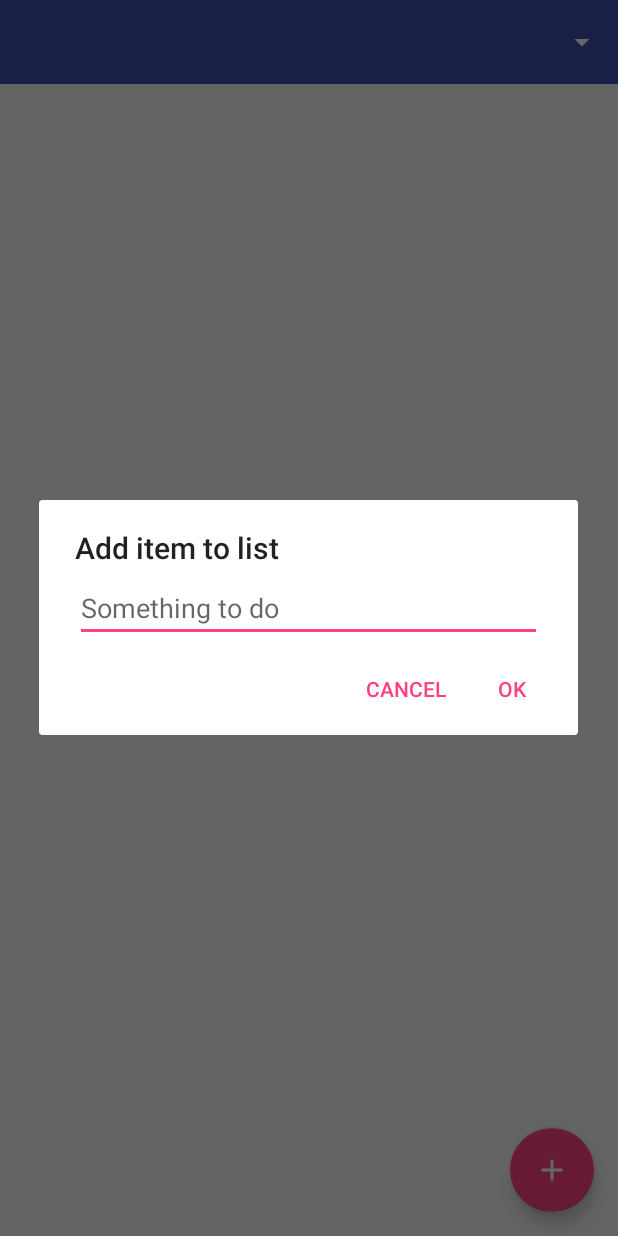
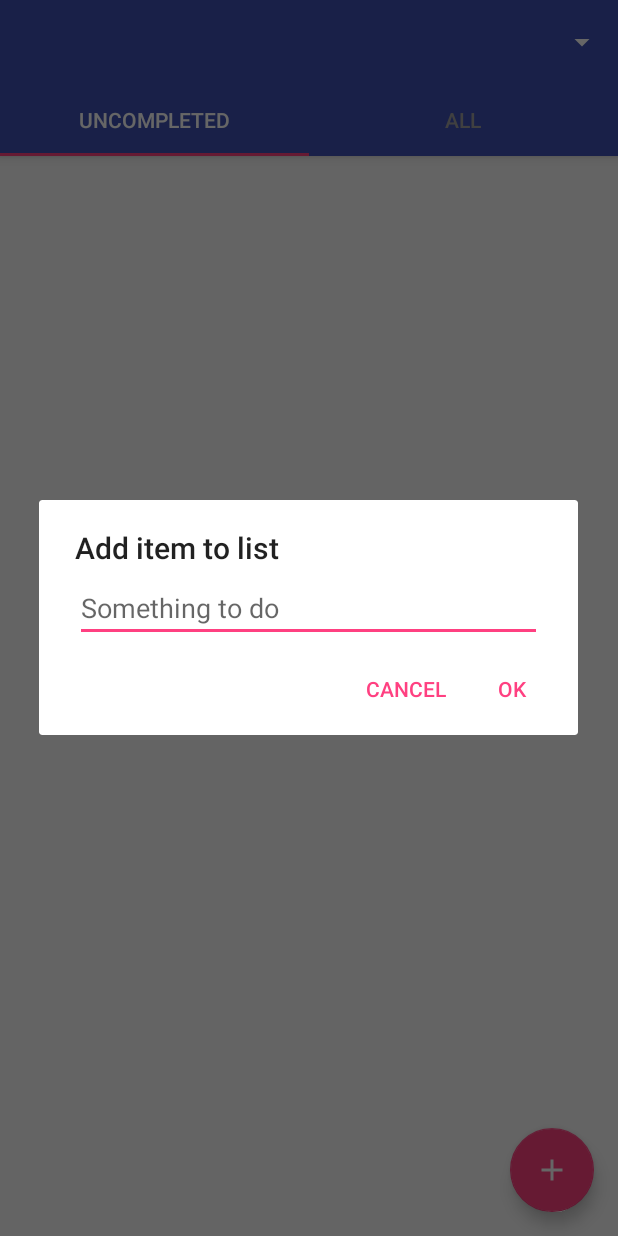
Before and after one commit to thatoddmailbox/tasky-android, an Android app: the MainActivity screen opened directly, with no data from a screen before it, after a tap on an icon or button, on a phone screen of 412 x 824 dp. Run offline under Robolectric (Android 15) with nearby library versions, the phone set to English and light mode, and no system bars; our stand-ins replace ButterKnife.

Commit message:
add uncompleted/all tabs to filter tasks

```diff
--- a/app/src/main/java/io/github/thatoddmailbox/tasky/activities/MainActivity.java
+++ b/app/src/main/java/io/github/thatoddmailbox/tasky/activities/MainActivity.java
@@ -1,9 +1,12 @@
 package io.github.thatoddmailbox.tasky.activities;
 
+import android.app.ActionBar;
 import android.app.ProgressDialog;
 import android.content.DialogInterface;
 import android.content.Intent;
+import android.graphics.Color;
 import android.support.design.widget.FloatingActionButton;
+import android.support.design.widget.TabLayout;
 import android.support.v4.widget.SwipeRefreshLayout;
 import android.support.v7.app.AlertDialog;
 import android.support.v7.app.AppCompatActivity;
@@ -50,6 +53,9 @@ public class MainActivity extends AppCompatActivity {
     @BindView(R.id.main_spinner)
     AppCompatSpinner mainSpinner;
 
+    @BindView(R.id.main_tabs)
+    TabLayout mainTabs;
+
     @BindView(R.id.main_swipe_view)
     SwipeRefreshLayout mainSwipeView;
 
@@ -77,6 +83,29 @@ public class MainActivity extends AppCompatActivity {
         getSupportActionBar().setDisplayShowHomeEnabled(false);
 
         ButterKnife.bind(this);
+
+        mainTabs.setTabTextColors(Color.rgb(160, 160, 160), Color.WHITE);
+
+        mainTabs.addTab(mainTabs.newTab().setTag(false).setText("Uncompleted"));
+        mainTabs.addTab(mainTabs.newTab().setTag(true).setText("All"));
+
+        mainTabs.addOnTabSelectedListener(new TabLayout.OnTabSelectedListener() {
+            @Override
+            public void onTabSelected(TabLayout.Tab tab) {
+                Boolean showAll = (Boolean) tab.getTag();
+                ((TodoAdapter)mainTodoList.getAdapter()).getFilter().filter(showAll ? "" : "uncompleted");
+            }
+
+            @Override
+            public void onTabUnselected(TabLayout.Tab tab) {
+                // don't care
+            }
+
+            @Override
+            public void onTabReselected(TabLayout.Tab tab) {
+                onTabSelected(tab);
+            }
+        });
 
         mainSwipeView.setOnRefreshListener(new SwipeRefreshLayout.OnRefreshListener() {
             @Override
@@ -281,6 +310,7 @@ public class MainActivity extends AppCompatActivity {
                             TodoAdapter adapter = new TodoAdapter(MainActivity.this, token, todoListItems);
                             mainTodoList.setAdapter(adapter);
                             mainSwipeView.setRefreshing(false);
+                            mainTabs.getTabAt(mainTabs.getSelectedTabPosition()).select();
                         }
                     });
                 } catch (JSONException e) {
--- a/app/src/main/res/layout/activity_main.xml
+++ b/app/src/main/res/layout/activity_main.xml
@@ -7,12 +7,17 @@
     android:layout_height="match_parent"
     tools:context="io.github.thatoddmailbox.tasky.activities.MainActivity">
 
+    <android.support.design.widget.AppBarLayout xmlns:android="http://schemas.android.com/apk/res/android"
+        xmlns:app="http://schemas.android.com/apk/res-auto"
+        android:layout_width="match_parent"
+        android:layout_height="wrap_content">
         <android.support.v7.widget.Toolbar xmlns:android="http://schemas.android.com/apk/res/android"
             android:id="@+id/main_toolbar"
             android:layout_height="wrap_content"
             android:layout_width="match_parent"
             android:minHeight="?attr/actionBarSize"
-        android:background="?attr/colorPrimary" >
+            android:background="?attr/colorPrimary"
+            app:layout_scrollFlags="scroll|enterAlways">
             <android.support.v7.widget.AppCompatSpinner xmlns:android="http://schemas.android.com/apk/res/android"
                 android:id="@+id/main_spinner"
                 android:layout_width="match_parent" android:layout_height="match_parent"
@@ -20,6 +25,14 @@
 
             </android.support.v7.widget.AppCompatSpinner>
         </android.support.v7.widget.Toolbar>
+        <android.support.design.widget.TabLayout
+            android:id="@+id/main_tabs"
+            android:layout_height="wrap_content"
+            android:layout_width="match_parent"
+            app:layout_scrollFlags="scroll|enterAlways">
+
+        </android.support.design.widget.TabLayout>
+    </android.support.design.widget.AppBarLayout>
 
     <android.support.design.widget.CoordinatorLayout
         android:id="@+id/main_content"
```
Also changed, not shown: app/src/main/java/io/github/thatoddmailbox/tasky/adapters/TodoAdapter.java (+52 -1 lines). Lines whose indentation alone changed are shown as unchanged.
